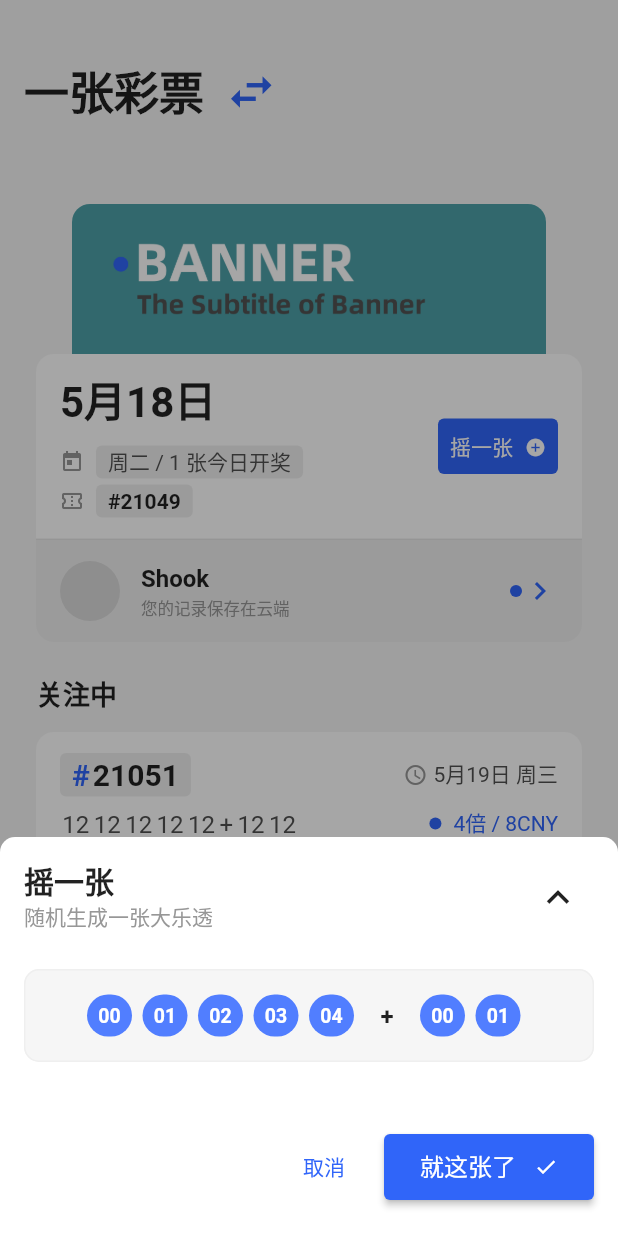
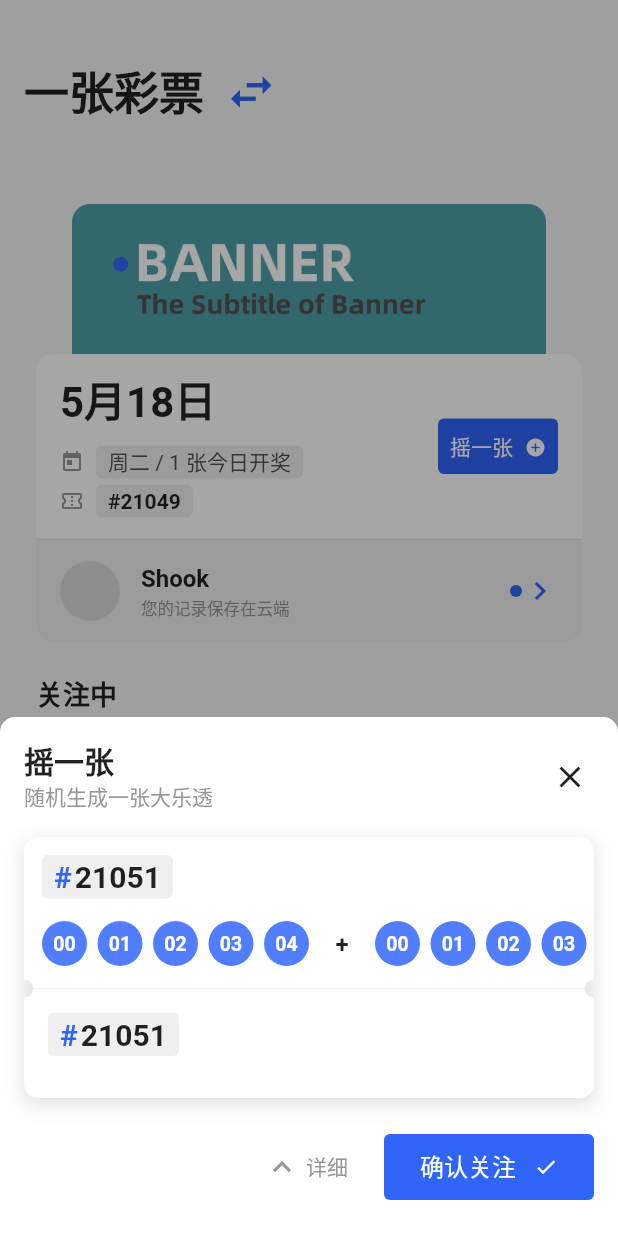
Before and after one commit to ShookLyngs/lyngs-donator, a Flutter app: the screen it shows after launch, after a tap on "摇一张", on a phone screen of 412 x 824 dp. Run offline on Flutter 3.47's test engine with Material 2 defaults, Android fonts, the phone set to English and light mode, and no system bars; our stand-ins replace flutter_sticky_header, get, modal_bottom_sheet.

Commit message:
update(page/home): updated home styles. update(widgets): added tag component to global.

```diff
--- a/lib/pages/home/roll_ticket_sheet.dart
+++ b/lib/pages/home/roll_ticket_sheet.dart
@@ -2,6 +2,7 @@ import 'package:modal_bottom_sheet/modal_bottom_sheet.dart';
 
 import '../../main.dart';
 import 'history_list.dart';
+import 'widgets/ticket.dart';
 
 void showRollTicketSheet([BuildContext? context]) {
   showMaterialModalBottomSheet(
@@ -17,17 +18,16 @@ class RollTicketSheet extends StatelessWidget {
 
   @override
   Widget build(BuildContext context) {
-    return Ink(
+    return SafeArea(
+      child: Ink(
         decoration: BoxDecoration(
           color: context.theme.cardColor,
           borderRadius: const BorderRadius.vertical(
             top: Radius.circular(10),
           ),
         ),
-      child: SingleChildScrollView(
-        child: SafeArea(
-          top: false,
         child: Column(
+          mainAxisSize: MainAxisSize.min,
           crossAxisAlignment: CrossAxisAlignment.start,
           children: [
             const SizedBox(height: 16),
@@ -35,27 +35,90 @@ class RollTicketSheet extends StatelessWidget {
               title: '摇一张',
               description: '随机生成一张大乐透',
             ),
-              const SizedBox(height: 24),
+            const SizedBox(height: 16),
+            RollTicketBody(children: [
               Padding(
                 padding: const EdgeInsets.symmetric(horizontal: 16),
-                child: ClipRRect(
-                  borderRadius: BorderRadius.circular(10),
-                  child: Material(
-                    child: Ink(
-                      height: 62,
-                      decoration: BoxDecoration(
-                        color: context.theme.backgroundColor,
-                        borderRadius: BorderRadius.circular(10),
-                        border: Border.all(
-                          color: context.theme.canvasColor,
+                child: Ticket(
+                  borderRadius: 10,
+                  splitterRadius: 6,
+                  top: Column(
+                    crossAxisAlignment: CrossAxisAlignment.start,
+                    children: [
+                      const SizedBox(height: 12),
+                      Padding(
+                        padding: const EdgeInsets.symmetric(horizontal: 12),
+                        child: Tag(children: [
+                          Text(
+                            '#',
+                            style: Theme.of(context).textTheme.headline6!.copyWith(
+                              fontWeight: FontWeight.bold,
+                              color: context.theme.primaryColor,
                             ),
                           ),
+                          const SizedBox(width: 2),
+                          Text(
+                            '21051',
+                            style: Theme.of(context).textTheme.headline6!.copyWith(
+                              // fontSize: 24,
+                              fontWeight: FontWeight.bold,
+                            ),
+                          ),
+                        ]),
+                      ),
+
+                      const RollTicketNumberBox(),
+                    ],
+                  ),
+                  bottom: Padding(
+                    padding: const EdgeInsets.all(16),
+                    child: Column(
+                      crossAxisAlignment: CrossAxisAlignment.start,
+                      children: [
+                        Tag(children: [
+                          Text(
+                            '#',
+                            style: Theme.of(context).textTheme.headline6!.copyWith(
+                              fontWeight: FontWeight.bold,
+                              color: context.theme.primaryColor,
+                            ),
+                          ),
+                          const SizedBox(width: 2),
+                          Text(
+                            '21051',
+                            style: Theme.of(context).textTheme.headline6!.copyWith(
+                              // fontSize: 24,
+                              fontWeight: FontWeight.bold,
+                            ),
+                          ),
+                        ]),
+                        const SizedBox(height: 12),
+                      ],
+                    ),
+                  ),
+                ),
+              ),
+            ]),
+            const SizedBox(height: 24),
+            const RollTicketFooter(),
+            const SizedBox(height: 24),
+          ],
+        ),
+      ),
+    );
+  }
+}
+
+class RollTicketNumberBox extends StatelessWidget {
+  const RollTicketNumberBox();
+
+  @override
+  Widget build(BuildContext context) {
+    return SizedBox(
+      height: 60,
       child: Center(
         child: ListView(
-                          padding: const EdgeInsets.symmetric(
-                            horizontal: 12,
-                            vertical: 16,
-                          ),
+          padding: const EdgeInsets.symmetric(horizontal: 12),
           physics: const BouncingScrollPhysics(),
           scrollDirection: Axis.horizontal,
           clipBehavior: Clip.antiAlias,
@@ -67,8 +130,7 @@ class RollTicketSheet extends StatelessWidget {
               (index) => NumberBall(
                 text: '$index',
                 size: 30,
-                                textColor:
-                                  context.theme.primaryTextTheme.button!.color,
+                textColor: context.theme.primaryTextTheme.button!.color,
                 color: context.theme.primaryColorLight,
               ),
             )),
@@ -81,67 +143,35 @@ class RollTicketSheet extends StatelessWidget {
             ),
             Row(
                 children: List.generate(
-                              2,
+              6,
               (index) => NumberBall(
                 text: '$index',
                 size: 30,
-                                textColor:
-                                  context.theme.primaryTextTheme.button!.color,
+                textColor: context.theme.primaryTextTheme.button!.color,
                 color: context.theme.primaryColorLight,
               ),
             )),
           ],
         ),
       ),
-                    ),
-                  ),
-                ),
-              ),
-              const SizedBox(height: 48),
-              Row(
-                children: [
-                  const SizedBox(width: 16),
-                  const Spacer(),
-                  SizedBox(
-                    height: 44,
-                    child: TextButton(
-                      onPressed: () {  },
-                      child: const Text('取消'),
-                    ),
-                  ),
-                  const SizedBox(width: 8),
-                  SizedBox(
-                    width: 140,
-                    height: 44,
-                    child: ElevatedButton(
-                      onPressed: () {},
-                      child: Row(
-                        mainAxisAlignment: MainAxisAlignment.center,
-                        crossAxisAlignment: CrossAxisAlignment.center,
-                        children: [
-                          const Text(
-                            '就这张了',
-                            style: TextStyle(
-                              fontSize: 16,
-                              height: 1.25,
-                            ),
-                          ),
-                          const SizedBox(width: 12),
-                          const SizedBox(
-                            height: 16,
-                            child: Icon(Icons.check, size: 16),
-                          ),
-                        ],
-                      ),
-                    ),
-                  ),
-                  const SizedBox(width: 16),
-                ],
-              ),
-              const SizedBox(height: 24),
-            ],
-          ),
-        ),
+    );
+  }
+}
+
+class RollTicketBody extends StatelessWidget {
+  final List<Widget> children;
+
+  const RollTicketBody({
+    required this.children,
+  });
+
+  @override
+  Widget build(BuildContext context) {
+    return Flexible(
+      child: ListView(
+        shrinkWrap: true,
+        physics: const BouncingScrollPhysics(),
+        children: children,
       ),
     );
   }
@@ -159,9 +189,10 @@ class RollTicketHeader extends StatelessWidget {
   @override
   Widget build(BuildContext context) {
     return Padding(
-      padding: const EdgeInsets.symmetric(horizontal: 16),
+      padding: const EdgeInsets.only(left: 16, right: 8),
       child: Row(
         children: [
+
           Column(
             crossAxisAlignment: CrossAxisAlignment.start,
             children: [
@@ -171,7 +202,7 @@ class RollTicketHeader extends StatelessWidget {
                   fontWeight: FontWeight.bold,
                 ),
               ),
-              const SizedBox(height: 2),
+              SizedBox(height: description != null ? 2 : 0),
               description != null
                   ? Text(
                       description!,
@@ -180,17 +211,78 @@ class RollTicketHeader extends StatelessWidget {
                   : const SizedBox(),
             ],
           ),
-
           const Spacer(),
-
           IconButton(
-            onPressed: () {},
+            onPressed: () {
+              Navigator.of(context).pop();
+            },
             splashRadius: 24,
-            iconSize: 30,
-            icon: const Icon(Icons.expand_less),
+            iconSize: 24,
+            icon: const Icon(Icons.close),
           ),
         ],
       ),
     );
   }
 }
+
+class RollTicketFooter extends StatelessWidget {
+  const RollTicketFooter();
+
+  @override
+  Widget build(BuildContext context) {
+    return Row(
+      children: [
+        const SizedBox(width: 16),
+        const Spacer(),
+        SizedBox(
+          height: 44,
+          child: TextButton(
+            onPressed: () {},
+            style: TextButton.styleFrom(
+              primary: context.textTheme.caption!.color,
+            ),
+            child: Row(
+              children: [
+                const Icon(Icons.expand_less),
+                const SizedBox(width: 4),
+                const Text('详细'),
+              ],
+            ),
+          ),
+        ),
+        const SizedBox(width: 16),
+        SizedBox(
+          width: 140,
+          height: 44,
+          child: TextButton(
+            onPressed: () {},
+            style: TextButton.styleFrom(
+              primary: context.theme.primaryTextTheme.button!.color,
+              backgroundColor: context.theme.primaryColor,
+            ),
+            child: Row(
+              mainAxisAlignment: MainAxisAlignment.center,
+              crossAxisAlignment: CrossAxisAlignment.center,
+              children: [
+                const Text(
+                  '确认关注',
+                  style: TextStyle(
+                    fontSize: 16,
+                    height: 1.25,
+                  ),
+                ),
+                const SizedBox(width: 12),
+                const SizedBox(
+                  height: 16,
+                  child: Icon(Icons.check, size: 16),
+                ),
+              ],
+            ),
+          ),
+        ),
+        const SizedBox(width: 16),
+      ],
+    );
+  }
+}
--- a/lib/widgets/widgets.dart
+++ b/lib/widgets/widgets.dart
@@ -1,3 +1,4 @@
 export 'dot.dart';
 export 'getx_widget.dart';
 export 'sliding_up_panel.dart';
+export 'tag.dart';
```
Lines whose indentation alone changed are shown as unchanged.
